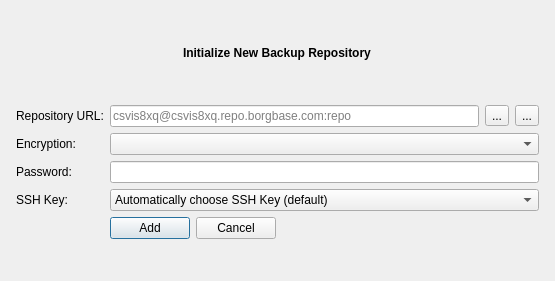
Before: the Qt Designer form src/vorta/assets/UI/repoadd.ui in borgbase/vorta, drawn with Qt 5.
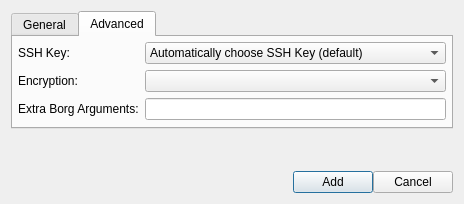
After: the same form once the commit is applied. Icons and pictures are not drawn.

Commit message: Allow for extra borg extra arguments per-repo. By @ethernet-zero, fixes #96

```diff
--- a/src/vorta/assets/UI/repoadd.ui
+++ b/src/vorta/assets/UI/repoadd.ui
@@ -6,15 +6,49 @@
    <rect>
     <x>0</x>
     <y>0</y>
-    <width>555</width>
-    <height>281</height>
+    <width>464</width>
+    <height>204</height>
    </rect>
   </property>
   <property name="modal">
    <bool>true</bool>
   </property>
   <layout class="QGridLayout" name="gridLayout">
-   <item row="0" column="0" alignment="Qt::AlignHCenter">
+   <property name="verticalSpacing">
+    <number>0</number>
+   </property>
+   <item row="1" column="0">
+    <widget class="QTabWidget" name="tabWidget">
+     <property name="sizePolicy">
+      <sizepolicy hsizetype="Expanding" vsizetype="Preferred">
+       <horstretch>0</horstretch>
+       <verstretch>0</verstretch>
+      </sizepolicy>
+     </property>
+     <property name="currentIndex">
+      <number>1</number>
+     </property>
+     <widget class="QWidget" name="tabWidgetPage1">
+      <attribute name="title">
+       <string>General</string>
+      </attribute>
+      <layout class="QFormLayout" name="repoDataFormLayout">
+       <property name="fieldGrowthPolicy">
+        <enum>QFormLayout::ExpandingFieldsGrow</enum>
+       </property>
+       <property name="leftMargin">
+        <number>5</number>
+       </property>
+       <property name="topMargin">
+        <number>5</number>
+       </property>
+       <property name="rightMargin">
+        <number>5</number>
+       </property>
+       <property name="bottomMargin">
+        <number>5</number>
+       </property>
+       <item row="0" column="1">
     <widget class="QLabel" name="title">
      <property name="font">
       <font>
@@ -28,30 +62,13 @@
     </widget>
    </item>
    <item row="1" column="0">
-    <layout class="QFormLayout" name="formLayout">
-     <property name="fieldGrowthPolicy">
-      <enum>QFormLayout::ExpandingFieldsGrow</enum>
-     </property>
-     <property name="leftMargin">
-      <number>5</number>
-     </property>
-     <property name="topMargin">
-      <number>5</number>
-     </property>
-     <property name="rightMargin">
-      <number>5</number>
-     </property>
-     <property name="bottomMargin">
-      <number>5</number>
-     </property>
-     <item row="0" column="0">
       <widget class="QLabel" name="repoLabel">
        <property name="text">
         <string>Repository URL:</string>
        </property>
       </widget>
      </item>
-     <item row="0" column="1">
+       <item row="1" column="1">
       <layout class="QHBoxLayout" name="horizontalLayout_3">
        <property name="leftMargin">
         <number>0</number>
@@ -93,31 +110,14 @@
        </item>
       </layout>
      </item>
-     <item row="3" column="0">
-      <widget class="QLabel" name="encryptionLabel">
-       <property name="text">
-        <string>Encryption:</string>
-       </property>
-      </widget>
-     </item>
-     <item row="3" column="1">
-      <widget class="QComboBox" name="encryptionComboBox">
-       <property name="sizePolicy">
-        <sizepolicy hsizetype="Expanding" vsizetype="Fixed">
-         <horstretch>0</horstretch>
-         <verstretch>0</verstretch>
-        </sizepolicy>
-       </property>
-      </widget>
-     </item>
-     <item row="4" column="0">
+       <item row="2" column="0">
       <widget class="QLabel" name="label_3">
        <property name="text">
         <string>Password:</string>
        </property>
       </widget>
      </item>
-     <item row="4" column="1">
+       <item row="2" column="1">
       <widget class="QLineEdit" name="passwordLineEdit">
        <property name="enabled">
         <bool>true</bool>
@@ -127,14 +127,36 @@
        </property>
       </widget>
      </item>
-     <item row="5" column="0">
+      </layout>
+     </widget>
+     <widget class="QWidget" name="tabWidgetPage2">
+      <attribute name="title">
+       <string>Advanced</string>
+      </attribute>
+      <layout class="QFormLayout" name="advancedFormLayout">
+       <property name="fieldGrowthPolicy">
+        <enum>QFormLayout::ExpandingFieldsGrow</enum>
+       </property>
+       <property name="leftMargin">
+        <number>5</number>
+       </property>
+       <property name="topMargin">
+        <number>5</number>
+       </property>
+       <property name="rightMargin">
+        <number>5</number>
+       </property>
+       <property name="bottomMargin">
+        <number>5</number>
+       </property>
+       <item row="0" column="0">
       <widget class="QLabel" name="label_4">
        <property name="text">
         <string>SSH Key:</string>
        </property>
       </widget>
      </item>
-     <item row="5" column="1">
+       <item row="0" column="1">
       <widget class="QComboBox" name="sshComboBox">
        <property name="sizePolicy">
         <sizepolicy hsizetype="Expanding" vsizetype="Fixed">
@@ -149,7 +171,69 @@
        </item>
       </widget>
      </item>
-     <item row="7" column="1">
+       <item row="1" column="0">
+        <widget class="QLabel" name="encryptionLabel">
+         <property name="text">
+          <string>Encryption:</string>
+         </property>
+        </widget>
+       </item>
+       <item row="1" column="1">
+        <widget class="QComboBox" name="encryptionComboBox">
+         <property name="sizePolicy">
+          <sizepolicy hsizetype="Expanding" vsizetype="Fixed">
+           <horstretch>0</horstretch>
+           <verstretch>0</verstretch>
+          </sizepolicy>
+         </property>
+        </widget>
+       </item>
+       <item row="2" column="0">
+        <widget class="QLabel" name="label_3">
+         <property name="text">
+          <string>Extra Borg Arguments:</string>
+         </property>
+        </widget>
+       </item>
+       <item row="2" column="1">
+        <widget class="QLineEdit" name="extraBorgArgumentsLineEdit"/>
+       </item>
+      </layout>
+     </widget>
+    </widget>
+   </item>
+   <item row="3" column="0">
+    <layout class="QHBoxLayout" name="horizontalLayout_2">
+     <item>
+      <spacer name="horizontalSpacer">
+       <property name="orientation">
+        <enum>Qt::Horizontal</enum>
+       </property>
+       <property name="sizeHint" stdset="0">
+        <size>
+         <width>40</width>
+         <height>20</height>
+        </size>
+       </property>
+      </spacer>
+     </item>
+     <item>
+      <widget class="QPushButton" name="saveButton">
+       <property name="text">
+        <string>Add</string>
+       </property>
+      </widget>
+     </item>
+     <item>
+      <widget class="QPushButton" name="closeButton">
+       <property name="text">
+        <string>Cancel</string>
+       </property>
+      </widget>
+     </item>
+    </layout>
+   </item>
+   <item row="2" column="0">
       <widget class="QLabel" name="errorText">
        <property name="sizePolicy">
         <sizepolicy hsizetype="Expanding" vsizetype="Preferred">
@@ -185,26 +269,6 @@
        </property>
       </widget>
      </item>
-     <item row="6" column="1">
-      <layout class="QHBoxLayout" name="horizontalLayout_2">
-       <item>
-        <widget class="QPushButton" name="saveButton">
-         <property name="text">
-          <string>Add</string>
-         </property>
-        </widget>
-       </item>
-       <item>
-        <widget class="QPushButton" name="closeButton">
-         <property name="text">
-          <string>Cancel</string>
-         </property>
-        </widget>
-       </item>
-      </layout>
-     </item>
-    </layout>
-   </item>
   </layout>
  </widget>
  <resources>
```
Left out of the diff: 6 changed lines with no effect on the pictures. Lines whose indentation alone changed are shown as unchanged. The commit also changes 5 other files.
